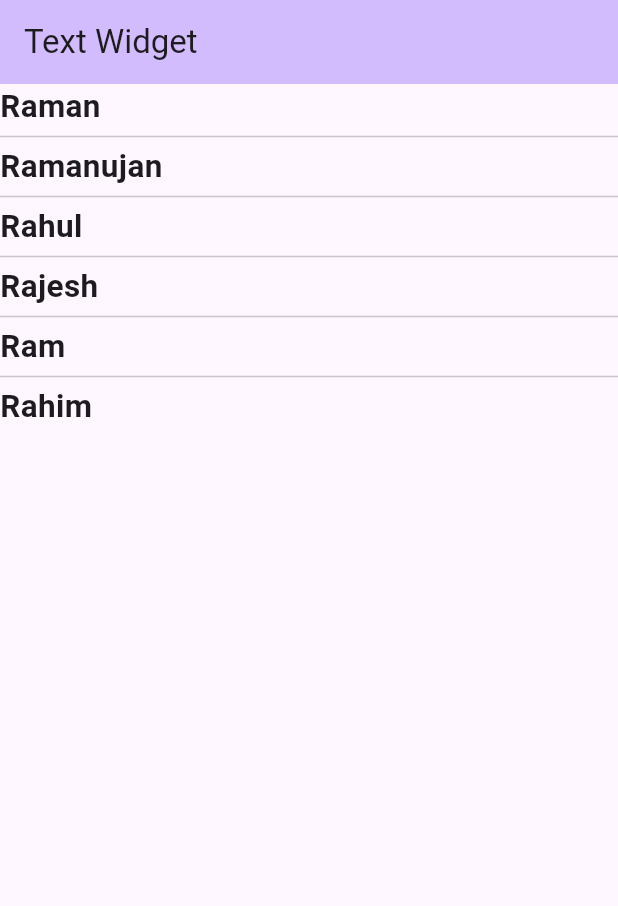
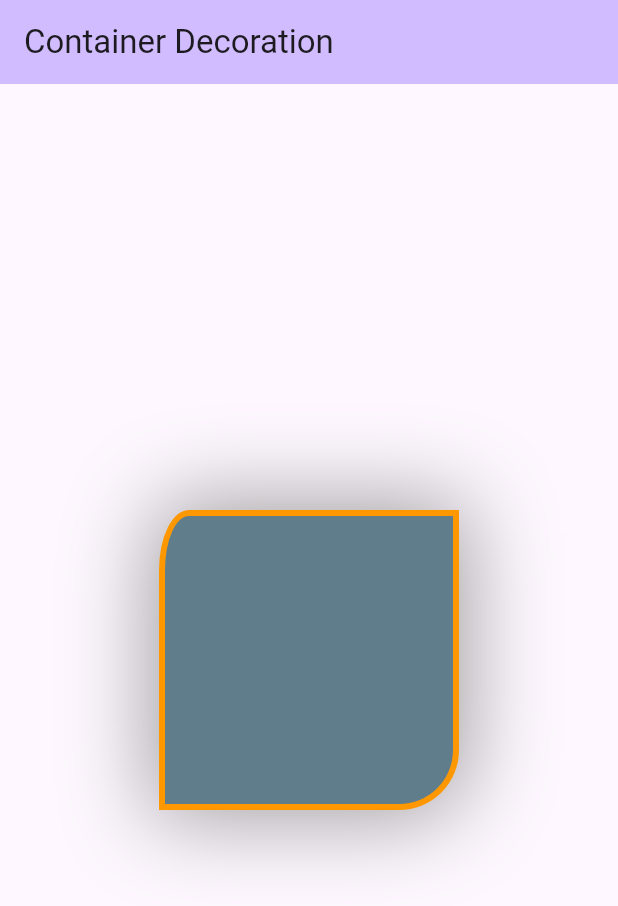
Before and after one commit to rahulhajare3585/Flutter_Training, a Flutter app: the screen it shows after launch, on a phone screen of 412 x 824 dp. Shown: the top 906 px of the screen. Run offline on Flutter 3.47's test engine with Material 3 defaults, Android fonts, the phone set to English and light mode, and no system bars.

Commit message:
done with container decoration

```diff
--- a/lib/main.dart
+++ b/lib/main.dart
@@ -1,24 +1,22 @@
 import 'package:flutter/material.dart';
+import 'package:training_app/widgets/container_decoration.dart';
 import 'package:training_app/widgets/list_view_separator.dart';
 
 void main() {
-  runApp(const MyApp());
+  runApp(const FlutterApp());
 }
 
-class MyApp extends StatelessWidget {
-  const MyApp({super.key});
-
-  // This widget is the root of your application.
+class FlutterApp extends StatelessWidget {
+  const FlutterApp({super.key});
   @override
   Widget build(BuildContext context) {
     return MaterialApp(
       title: 'Flutter Demo',
       debugShowCheckedModeBanner: false,
       theme: ThemeData(
-        colorScheme: ColorScheme.fromSeed(seedColor: Colors.deepPurple),
-        useMaterial3: true,
+        primarySwatch: Colors.red,
       ),
-      home: const ListViewSeparator(title: "Center widget"),
+      home: const ContainerDecoration(title: "Center widget"),
     );
   }
 }
--- /dev/null
+++ b/lib/widgets/container_decoration.dart
@@ -0,0 +1,40 @@
+import 'package:flutter/material.dart';
+
+class ContainerDecoration extends StatefulWidget {
+  const ContainerDecoration({Key? key, required this.title}) : super(key: key);
+  final String title;
+
+  @override
+  State<ContainerDecoration> createState() => _ContainerDecoration();
+}
+
+class _ContainerDecoration extends State<ContainerDecoration> {
+  @override
+  Widget build(BuildContext context) {
+    return Scaffold(
+        appBar: AppBar(
+          backgroundColor: Theme.of(context).colorScheme.inversePrimary,
+          title: Text("Container Decoration"),
+        ),
+        body: Container(
+          width: double.infinity,
+          height: double.infinity,
+          child: Center(
+            child: Container(
+              width: 200,
+              height: 200,
+              decoration: BoxDecoration(
+                color: Colors.blueGrey,
+                borderRadius: BorderRadius.only(
+                    topLeft: Radius.elliptical(20, 40),
+                    bottomRight: Radius.circular(40)),
+                border: Border.all(width: 4, color: Colors.orange),
+                boxShadow: [
+                  BoxShadow(blurRadius: 51, spreadRadius: 5, color: Colors.grey)
+                ],
+              ),
+            ),
+          ),
+        ));
+  }
+}
--- a/lib/widgets/list_view_separator.dart
+++ b/lib/widgets/list_view_separator.dart
@@ -14,8 +14,9 @@ class _ListViewSeparator extends State<ListViewSeparator> {
     var arrNames = ['Raman', 'Ramanujan', 'Rahul', 'Rajesh', 'Ram', 'Rahim'];
     return Scaffold(
         appBar: AppBar(
-          backgroundColor: Theme.of(context).colorScheme.inversePrimary,
-          title: Text("Text Widget"),
+          backgroundColor: const Color.fromARGB(255, 39, 32, 54),
+          title: Text("List view separator",
+              style: TextStyle(color: Colors.white)),
         ),
         body: ListView.separated(
           itemBuilder: (context, index) {
--- a/lib/widgets/listview_builder_widget.dart
+++ b/lib/widgets/listview_builder_widget.dart
@@ -16,7 +16,7 @@ class _ListviewBuilderWidget extends State<ListviewBuilderWidget> {
     return Scaffold(
         appBar: AppBar(
           backgroundColor: Theme.of(context).colorScheme.inversePrimary,
-          title: Text("Text Widget"),
+          title: Text("list view builder"),
         ),
         body: ListView.builder(
           itemBuilder: (context, index) {
```
Also changed, not shown: 1 other file.
